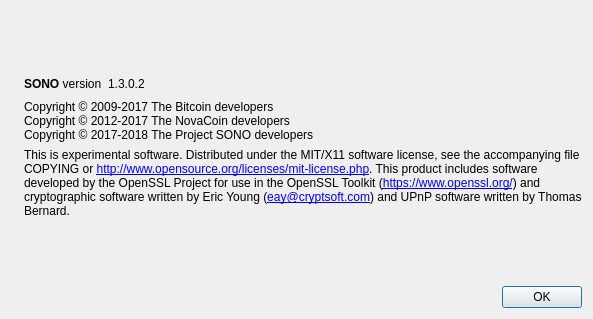
First picture: the form in src/qt/forms/aboutdialog.ui, repository altcommunitycoin/SONO, before the edit.
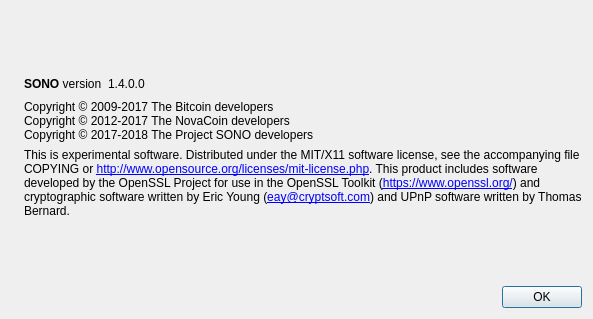
Second picture: the form after the edit. Icons and pictures are not drawn.

```diff
--- a/src/qt/forms/aboutdialog.ui
+++ b/src/qt/forms/aboutdialog.ui
@@ -63,7 +63,7 @@
           <cursorShape>IBeamCursor</cursorShape>
          </property>
          <property name="text">
-          <string notr="true">1.3.0.2</string>
+          <string notr="true">1.4.0.0</string>
          </property>
          <property name="textInteractionFlags">
           <set>Qt::LinksAccessibleByMouse|Qt::TextSelectableByKeyboard|Qt::TextSelectableByMouse</set>
```
